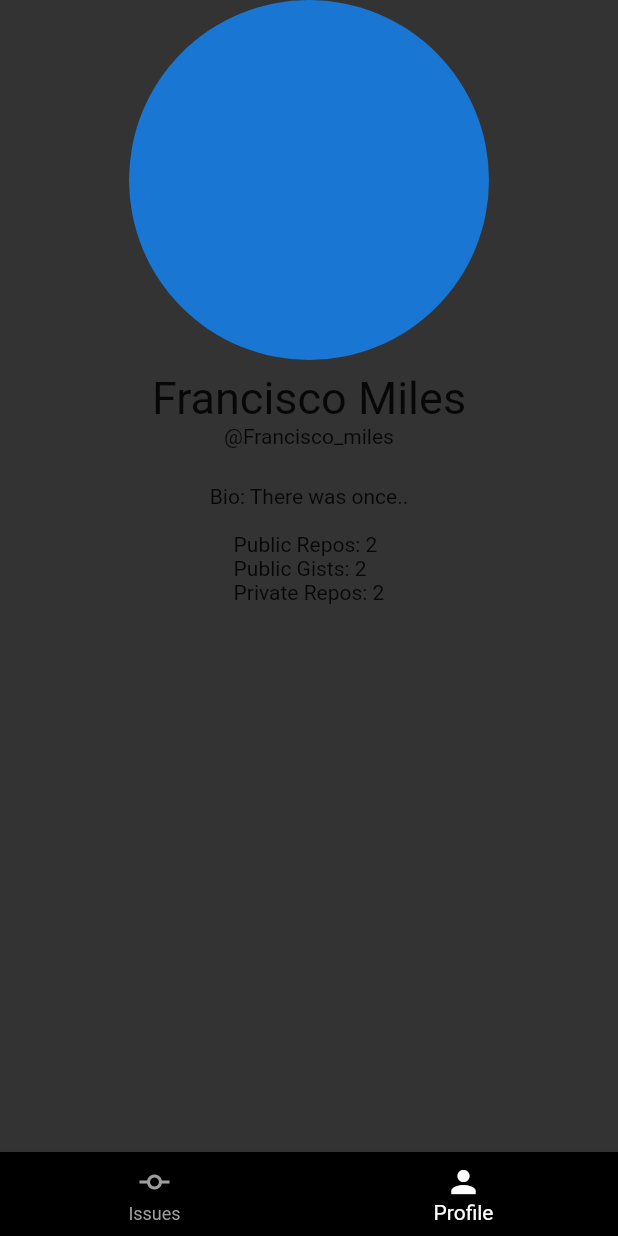
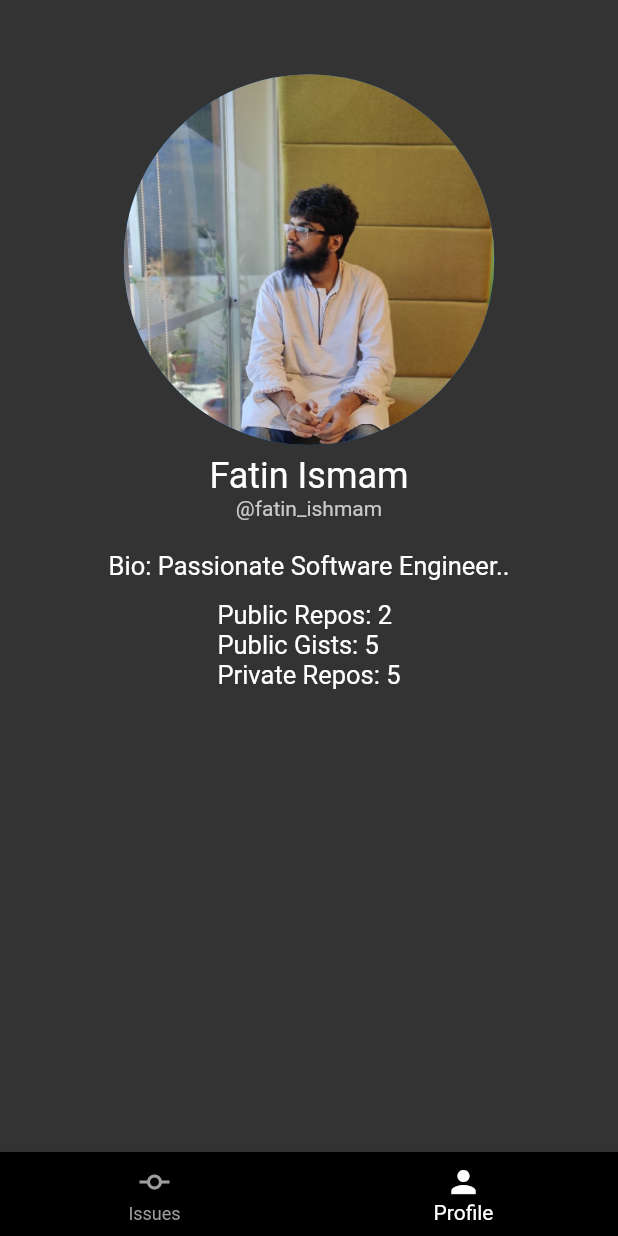
Before and after one commit to Shakshor/github_issues_tracker_app, a Flutter app: the screen it shows after launch, item 2 of the bottom bar chosen, on a phone screen of 412 x 824 dp. Run offline on Flutter 3.47's test engine with Material 3 defaults, Android fonts, the phone set to English and light mode, and no system bars; our stand-ins replace flutter_markdown.

Commit message:
responsive profile ui done

```diff
--- a/lib/view/profile/user_profile_screen.dart
+++ b/lib/view/profile/user_profile_screen.dart
@@ -1,73 +1,133 @@
 import 'package:flutter/material.dart';
 
-class UserProfileScreen extends StatefulWidget {
+class UserProfileScreen extends StatelessWidget {
   const UserProfileScreen({super.key});
 
   @override
-  State<UserProfileScreen> createState() => _UserProfileScreenState();
-}
+  Widget build(BuildContext context) {
+    Size size = MediaQuery.of(context).size;
+    TextScaler textFont = MediaQuery.of(context).textScaler;
 
-class _UserProfileScreenState extends State<UserProfileScreen> {
-
-  @override
-  Widget build(BuildContext context) {
-    return const Scaffold(
-      backgroundColor: Color(0xff333333),
+    return Scaffold(
+      backgroundColor: const Color(0xff333333),
 
       // preserving previous state
       body: SafeArea(
         child: Column(
           children: [
-           Column(
-             mainAxisAlignment: MainAxisAlignment.center,
-             crossAxisAlignment: CrossAxisAlignment.center,
+           Padding(
+             padding:  EdgeInsets.only(
+               top: size.width * 0.12,
+             ),
+             child: Column(
+               mainAxisAlignment: MainAxisAlignment.center,
+               crossAxisAlignment: CrossAxisAlignment.center,
 
-             children: [
-                CircleAvatar(
-                  radius: 120,
-                ),
-               Padding(
-                 padding: EdgeInsets.all(8.0),
-                 child: Column(
-                   children: [
-                     Text(
-                         'Francisco Miles',
-                       style: TextStyle(
-                         fontSize: 30,
-                       ),
-                     ),
-                     Text('@Francisco_miles')
-                   ],
-                 ),
-               ),
+               children: [
+                 _buildProfileImage(size),
 
-               Padding(
-                 padding: EdgeInsets.all(16.0),
-                 child: Row(
-                   mainAxisAlignment: MainAxisAlignment.center,
-                   crossAxisAlignment: CrossAxisAlignment.center,
+                 _buildProfileInfo(size, textFont),
 
-                   children: [
-                     Text('Bio: There was once..'),
-                   ],
-                 ),
-               ),
+                 _buildProfileDetails(size, textFont),
 
-               Column(
-                 mainAxisAlignment: MainAxisAlignment.start,
-                 crossAxisAlignment: CrossAxisAlignment.start,
-
-                 children: [
-                   Text('Public Repos: 2'),
-                   Text('Public Gists: 2'),
-                   Text('Private Repos: 2'),
-                 ],
-               )
-             ],
+                 _buildGithubDetails(textFont)
+               ],
+             ),
            )
           ],
         ),
       ),
     );
   }
+
+  Widget _buildGithubDetails(TextScaler textFont) {
+    return Column(
+                 mainAxisAlignment: MainAxisAlignment.start,
+                 crossAxisAlignment: CrossAxisAlignment.start,
+
+                 children: [
+                   Text(
+                       'Public Repos: 2',
+                     style: TextStyle(
+                       color: Colors.white,
+                       fontSize: textFont.scale(17),
+                     ),
+                   ),
+                   Text(
+                       'Public Gists: 5',
+                     style: TextStyle(
+                       color: Colors.white,
+                       fontSize: textFont.scale(17),
+                     ),
+                   ),
+                   Text(
+                       'Private Repos: 5',
+                     style: TextStyle(
+                       color: Colors.white,
+                       fontSize: textFont.scale(17),
+                     ),
+                   ),
+                 ],
+               );
+  }
+
+  Widget _buildProfileDetails(Size size, TextScaler textFont) {
+    return Padding(
+                 padding: EdgeInsets.symmetric(
+                   horizontal: size.width * 0.016,
+                   vertical:  size.height * 0.016,
+                 ),
+                 child: Row(
+                   mainAxisAlignment: MainAxisAlignment.center,
+                   crossAxisAlignment: CrossAxisAlignment.center,
+
+                   children: [
+                     Text(
+                         'Bio: Passionate Software Engineer..',
+                       style: TextStyle(
+                         color: Colors.white,
+                         fontSize: textFont.scale(17),
+                       ),
+                     ),
+                   ],
+                 ),
+               );
+  }
+
+  Widget _buildProfileInfo(Size size, TextScaler textFont) {
+    return Padding(
+                 padding: EdgeInsets.symmetric(
+                   horizontal: size.width * 0.008,
+                   vertical:  size.height * 0.008,
+                 ),
+                 child: Column(
+                   children: [
+                     Text(
+                         'Fatin Ismam',
+                       style: TextStyle(
+                         color: Colors.white,
+                         fontSize: textFont.scale(24),
+                       ),
+                     ),
+                     Text(
+                         '@fatin_ishmam',
+                          style: TextStyle(
+                            color: const Color(0xffC9C9C9),
+                            fontSize: textFont.scale(14),
+                          ),
+                     )
+                   ],
+                 ),
+               );
+  }
+
+  Widget _buildProfileImage(Size size) {
+    return CircleAvatar(
+                  radius: size.width * 0.3,
+                  // radius: 168,
+                  backgroundImage: const AssetImage(
+                      'assets/images/person_image.png',
+                  ),
+                );
+  }
 }
--- a/pubspec.yaml
+++ b/pubspec.yaml
@@ -63,9 +63,8 @@ flutter:
   uses-material-design: true
 
   # To add assets to your application, add an assets section, like this:
-  # assets:
-  #   - images/a_dot_burr.jpeg
-  #   - images/a_dot_ham.jpeg
+  assets:
+    - assets/images/
 
   # An image asset can refer to one or more resolution-specific "variants", see
   # https://flutter.dev/assets-and-images/#resolution-aware
```
Also changed, not shown: lib/view/github_issues/issues_list_screen.dart (+118 -118 lines), assets/images/github_logo.png (added), assets/images/person_image.png (added).
